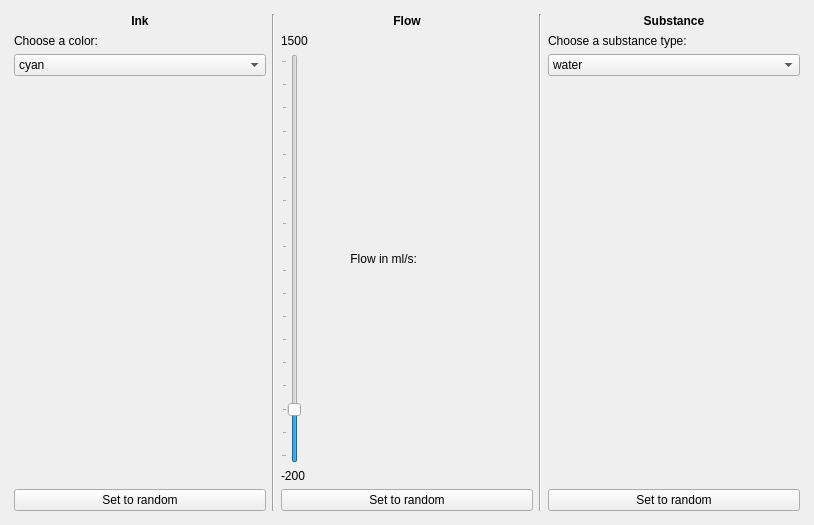
Before: the Qt Designer form DeviceManager/libs/PyOneDark/uis/pages/main_pages.ui in SebCOLLARD/Iot_Project_Epitech, drawn with Qt 5.
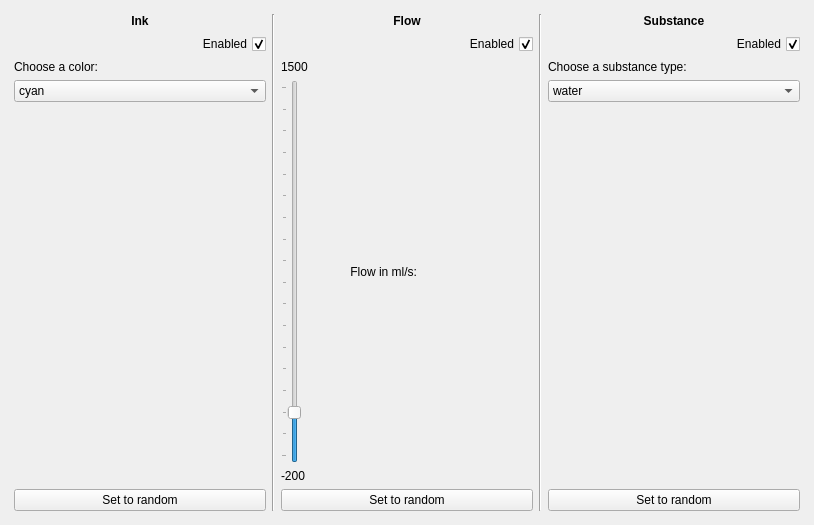
After: the same form once the commit is applied.

Commit message: added checkboxes in UI to enable/disable fluid sensors

```diff
--- a/DeviceManager/libs/PyOneDark/uis/pages/main_pages.ui
+++ b/DeviceManager/libs/PyOneDark/uis/pages/main_pages.ui
@@ -109,6 +109,19 @@
              </property>
             </widget>
            </item>
+           <item>
+            <widget class="QCheckBox" name="ink_toggle">
+             <property name="layoutDirection">
+              <enum>Qt::RightToLeft</enum>
+             </property>
+             <property name="text">
+              <string>Enabled</string>
+             </property>
+             <property name="checked">
+              <bool>true</bool>
+             </property>
+            </widget>
+           </item>
            <item>
             <widget class="QLabel" name="label_4">
              <property name="text">
@@ -192,6 +205,19 @@
              </property>
             </widget>
            </item>
+           <item>
+            <widget class="QCheckBox" name="flow_toggle">
+             <property name="layoutDirection">
+              <enum>Qt::RightToLeft</enum>
+             </property>
+             <property name="text">
+              <string>Enabled</string>
+             </property>
+             <property name="checked">
+              <bool>true</bool>
+             </property>
+            </widget>
+           </item>
            <item>
             <widget class="QLabel" name="label_7">
              <property name="text">
@@ -291,6 +317,19 @@
              </property>
             </widget>
            </item>
+           <item>
+            <widget class="QCheckBox" name="substance_toggle">
+             <property name="layoutDirection">
+              <enum>Qt::RightToLeft</enum>
+             </property>
+             <property name="text">
+              <string>Enabled</string>
+             </property>
+             <property name="checked">
+              <bool>true</bool>
+             </property>
+            </widget>
+           </item>
            <item>
             <widget class="QLabel" name="label_9">
              <property name="text">
```
Left out of the diff: 6 changed lines with no effect on the pictures. The commit also changes 2 other files.
